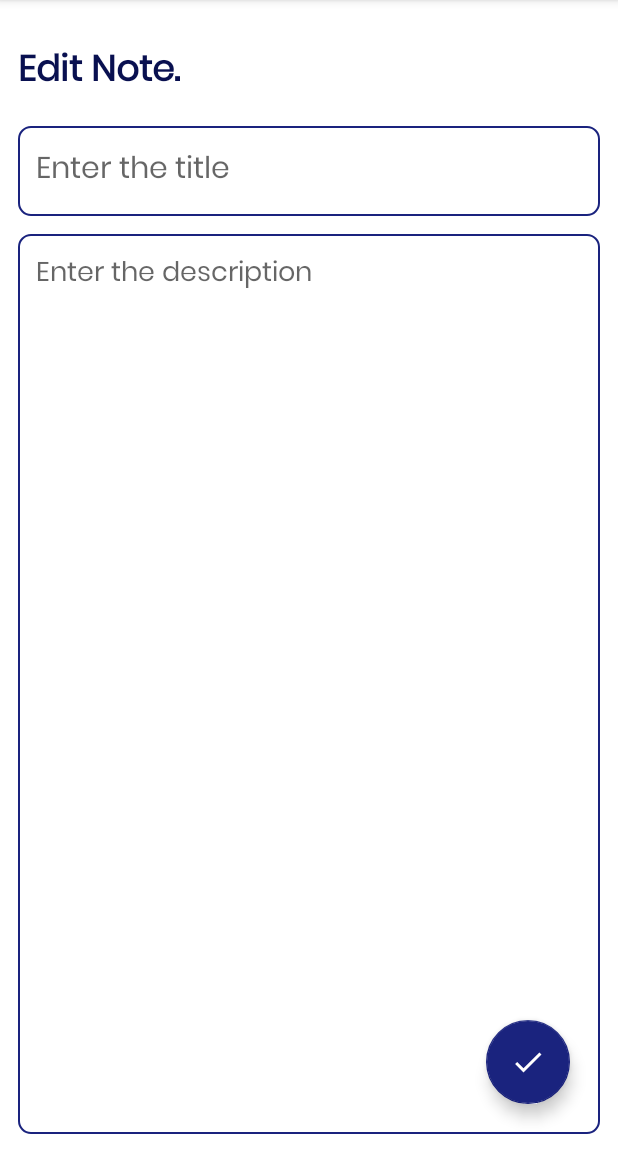
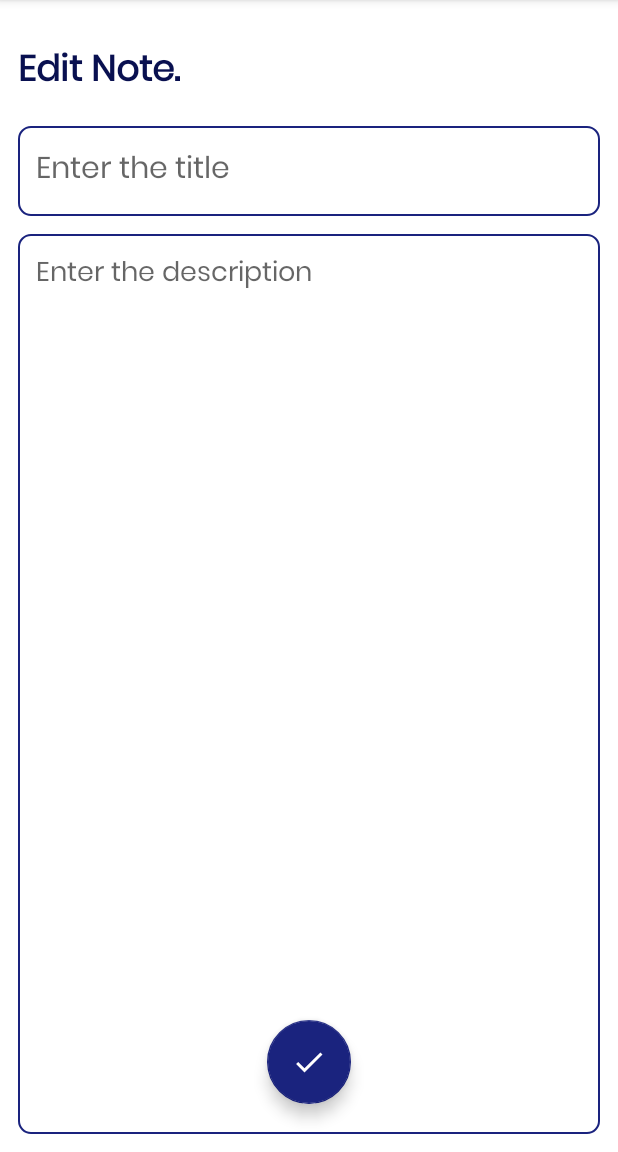
Before and after one commit to Harshamal-Masinghe/MiniNotes, an Android app: the fragment EditNoteFragment shown on its own in the app's theme, on a phone screen of 412 x 824 dp, the part 84-1236 px from its top. Run offline under Robolectric (Android 15) with nearby library versions, the light colour scheme and no system bars; our stand-ins replace data binding; 5 statements that could not run were skipped.

Commit message:
Change the margin

```diff
--- a/app/src/main/res/layout/fragment_edit_note.xml
+++ b/app/src/main/res/layout/fragment_edit_note.xml
@@ -51,17 +51,16 @@
 
         <com.google.android.material.floatingactionbutton.FloatingActionButton
             android:id="@+id/editNoteFab"
-            android:layout_width="wrap_content"
-            android:layout_height="wrap_content"
-            android:layout_marginEnd="20dp"
+            android:layout_width="68dp"
+            android:layout_height="68dp"
+            android:layout_centerHorizontal="true"
+            android:layout_alignParentBottom="true"
             android:layout_marginBottom="20dp"
+            android:backgroundTint="@color/blue"
             android:clickable="true"
-            android:backgroundTint="@color/blue"
-            android:tintMode="@color/white"
+            android:contentDescription="editFab"
             android:src="@drawable/baseline_done_24"
-            android:layout_alignParentBottom="true"
-            android:layout_alignParentEnd="true"
-            android:contentDescription="editFab" />
+            android:tintMode="@color/white" />
 
     </RelativeLayout>
 </layout>
```
